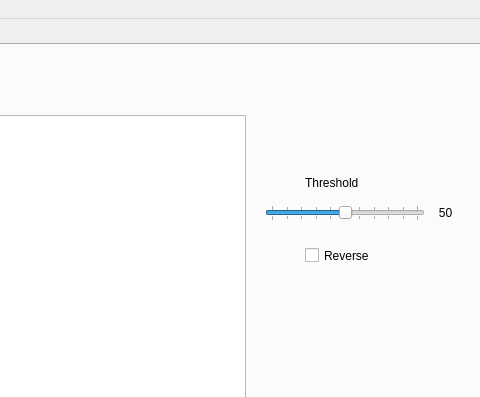
vaul-ulaval/f1tenth-raceline-optim, file GUI/MainWindow.ui: the form before one commit; both pictures show x 427 to 907 and y 0 to 397 of the 907 by 670 pixel window.
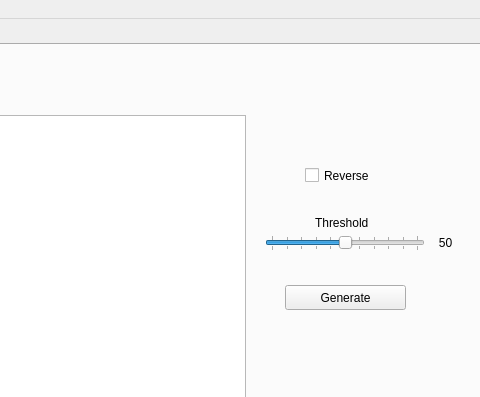
The form after the commit.

Commit message: GUI gen_raceline fonctionnel

Patch:
```diff
--- a/GUI/MainWindow.ui
+++ b/GUI/MainWindow.ui
@@ -66,7 +66,7 @@
       <property name="geometry">
        <rect>
         <x>690</x>
-        <y>160</y>
+        <y>190</y>
         <width>160</width>
         <height>16</height>
        </rect>
@@ -105,8 +105,8 @@
      <widget class="QLabel" name="thresholdLabel">
       <property name="geometry">
        <rect>
-        <x>730</x>
-        <y>130</y>
+        <x>740</x>
+        <y>170</y>
         <width>71</width>
         <height>16</height>
        </rect>
@@ -119,7 +119,7 @@
       <property name="geometry">
        <rect>
         <x>850</x>
-        <y>160</y>
+        <y>190</y>
         <width>41</width>
         <height>16</height>
        </rect>
@@ -135,7 +135,7 @@
       <property name="geometry">
        <rect>
         <x>730</x>
-        <y>200</y>
+        <y>120</y>
         <width>91</width>
         <height>21</height>
        </rect>
@@ -160,6 +160,19 @@
        </rect>
       </property>
      </widget>
+     <widget class="QPushButton" name="genCenterlineButton">
+      <property name="geometry">
+       <rect>
+        <x>710</x>
+        <y>240</y>
+        <width>121</width>
+        <height>25</height>
+       </rect>
+      </property>
+      <property name="text">
+       <string>Generate</string>
+      </property>
+     </widget>
     </widget>
     <widget class="QWidget" name="Raceline">
      <attribute name="title">
```
The commit also changes 2 other files.
